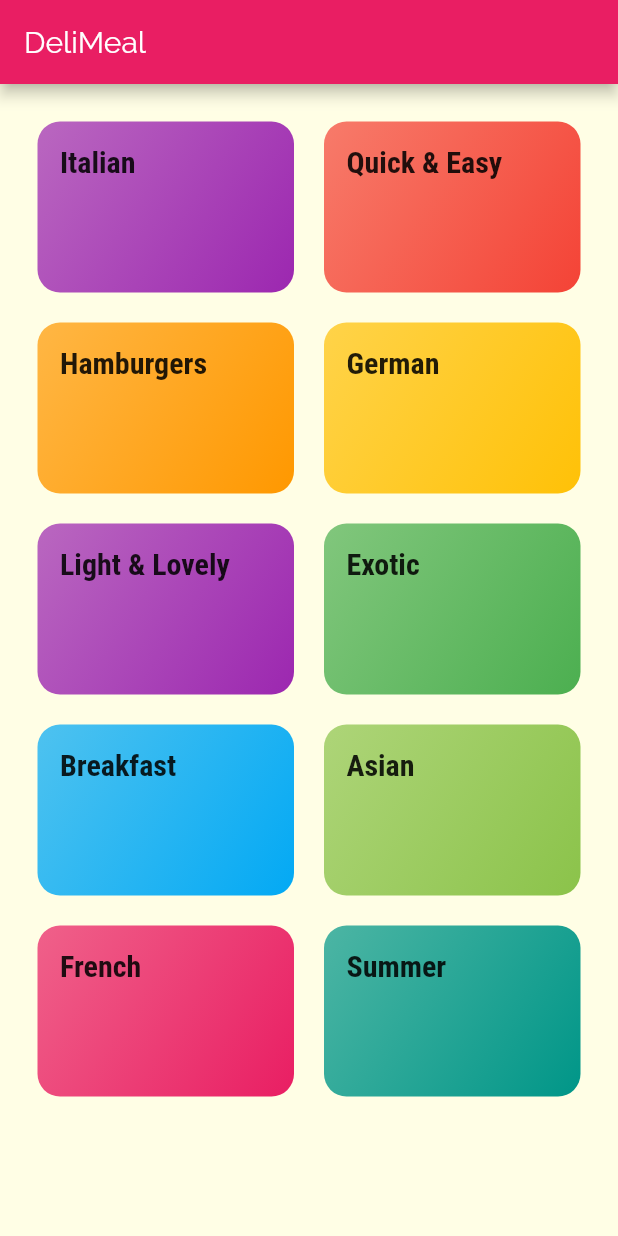
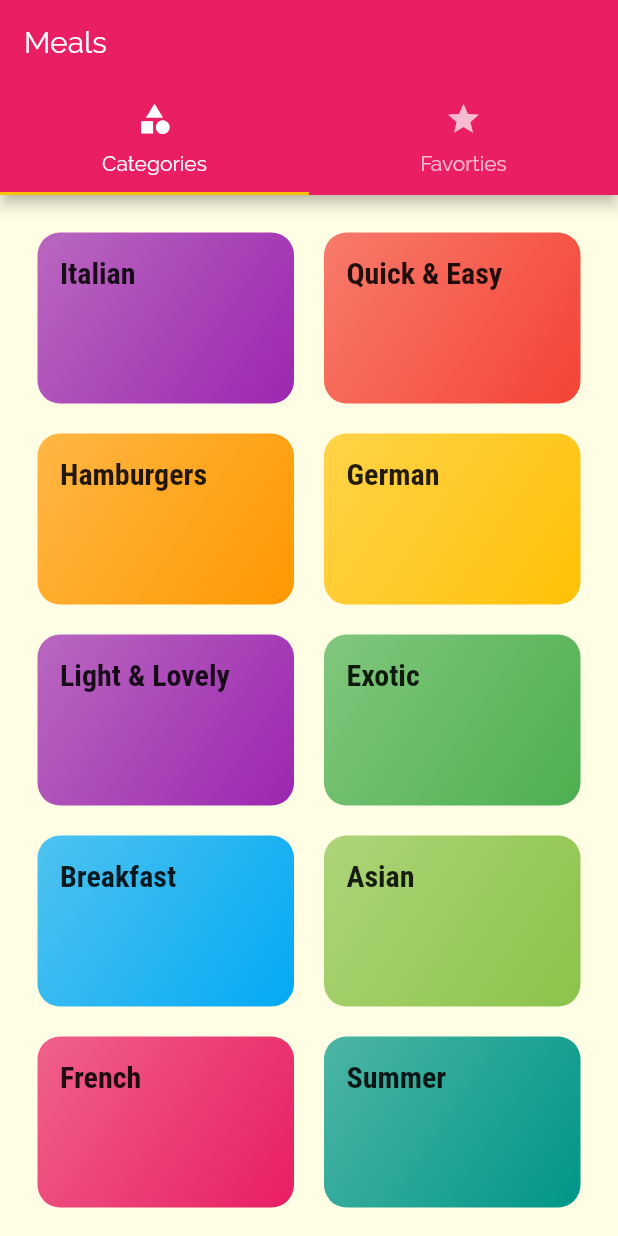
Before and after one commit to karcagtamas/Flutter-Meals, a Flutter app: the screen it shows after launch, on a phone screen of 412 x 824 dp. Run offline on Flutter 3.47's test engine with Material 2 defaults, Android fonts, the phone set to English and light mode, and no system bars.

Commit message:
Upper tab

```diff
--- a/lib/main.dart
+++ b/lib/main.dart
@@ -2,6 +2,7 @@ import 'package:flutter/material.dart';
 import 'package:meals/screens/categories_screen.dart';
 import 'package:meals/screens/category_meals_screen.dart';
 import 'package:meals/screens/meal_detail_screen.dart';
+import 'package:meals/screens/tabs_screen.dart';
 
 void main() {
   runApp(MyApp());
@@ -33,7 +34,7 @@ class MyApp extends StatelessWidget {
       ),
       // home: CategoriesScreen(),
       routes: {
-        '/': (ctx) => CategoriesScreen(),
+        '/': (ctx) => TabScreen(),
         CategoryMealsScreen.routeName: (ctx) => CategoryMealsScreen(),
         MealDetailScreen.routeName: (ctx) => MealDetailScreen(),
       },
--- a/lib/screens/categories_screen.dart
+++ b/lib/screens/categories_screen.dart
@@ -5,11 +5,7 @@ import 'package:meals/dummy_data.dart';
 class CategoriesScreen extends StatelessWidget {
   @override
   Widget build(BuildContext context) {
-    return Scaffold(
-      appBar: AppBar(
-        title: const Text('DeliMeal'),
-      ),
-      body: GridView(
+    return GridView(
       padding: const EdgeInsets.all(25),
       children: DUMMY_CATEGORIES
           .map((cat) => CategoryItem(cat.id, cat.title, cat.color))
@@ -20,7 +16,6 @@ class CategoriesScreen extends StatelessWidget {
         crossAxisSpacing: 20,
         mainAxisSpacing: 20,
       ),
-      ),
     );
   }
 }
--- /dev/null
+++ b/lib/screens/favorites_screen.dart
@@ -0,0 +1,10 @@
+import 'package:flutter/material.dart';
+
+class FavoritesScreen extends StatelessWidget {
+  @override
+  Widget build(BuildContext context) {
+    return Center(
+      child: Text('Favorites'),
+    );
+  }
+}
--- /dev/null
+++ b/lib/screens/tabs_screen.dart
@@ -0,0 +1,38 @@
+import 'package:flutter/material.dart';
+import 'package:meals/screens/categories_screen.dart';
+import 'package:meals/screens/favorites_screen.dart';
+
+class TabScreen extends StatefulWidget {
+  @override
+  _TabScreenState createState() => _TabScreenState();
+}
+
+class _TabScreenState extends State<TabScreen> {
+  @override
+  Widget build(BuildContext context) {
+    return DefaultTabController(
+      child: Scaffold(
+        appBar: AppBar(
+          title: Text('Meals'),
+          bottom: TabBar(
+            tabs: [
+              Tab(
+                icon: Icon(Icons.category),
+                text: 'Categories',
+              ),
+              Tab(
+                icon: Icon(Icons.star),
+                text: 'Favorties',
+              ),
+            ],
+          ),
+        ),
+        body: TabBarView(children: [
+          CategoriesScreen(),
+          FavoritesScreen(),
+        ]),
+      ),
+      length: 2,
+    );
+  }
+}
```
Lines whose indentation alone changed are shown as unchanged.
